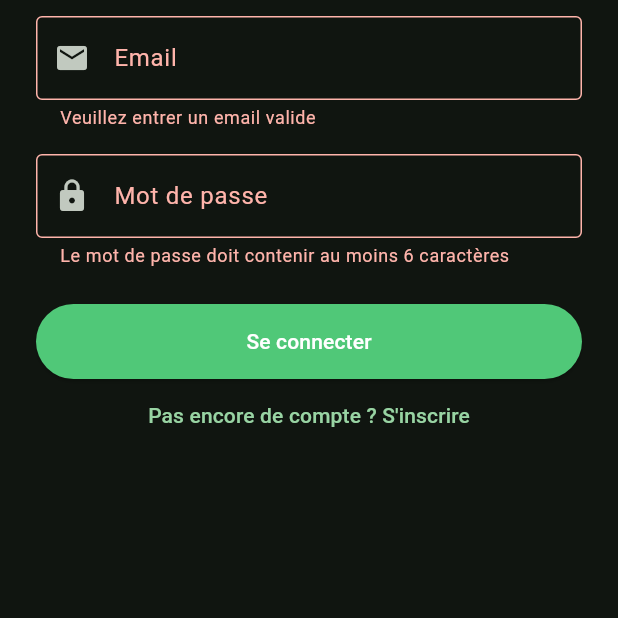
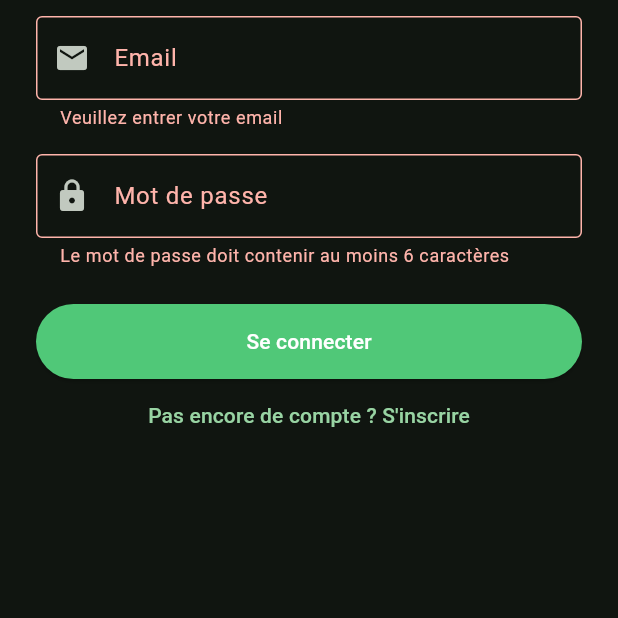
Before and after one commit to ola-cpu/finacial, a Flutter app: the screen it shows after launch, after a tap on "Se connecter", on a phone screen of 412 x 824 dp, the part 530-1148 px from its top. Run offline on Flutter 3.47's test engine with Material 3 defaults, Android fonts, the phone set to English and light mode, and no system bars; our stand-ins replace fl_chart, flutter_riverpod, flutter_secure_storage, go_router, hive_flutter, pdf and 1 more; accounts and stored records are empty.

Commit message:
fix: resolve 429 Too Many Requests in auth and improve routing
- Added loading guard in `LoginPage._submit` to prevent concurrent auth requests.
- Implemented robust email regex validation to reduce 400 errors.
- Localized auth error messages to French, with specific handling for 429 status code.
- Added `redirect` logic in `GoRouter` to handle session-based navigation.
- Removed unused import in `app_router.dart`.

Co-authored-by: ola-cpu <68545167+ola-cpu@users.noreply.github.com>

```diff
--- a/lib/features/auth/presentation/login_page.dart
+++ b/lib/features/auth/presentation/login_page.dart
@@ -25,6 +25,7 @@ class _LoginPageState extends ConsumerState<LoginPage> {
   }
 
   Future<void> _submit() async {
+    if (ref.read(authControllerProvider).isLoading) return;
     if (!_formKey.currentState!.validate()) return;
 
     final email = _emailController.text.trim();
@@ -39,14 +40,16 @@ class _LoginPageState extends ConsumerState<LoginPage> {
     if (mounted) {
       final authState = ref.read(authControllerProvider);
       if (authState.hasError) {
-        String message = authState.error.toString();
+        String message = 'Une erreur est survenue';
         if (authState.error is AuthException) {
           final authException = authState.error as AuthException;
           if (authException.statusCode == '429') {
-            message = 'Too many requests. Please wait a moment and try again.';
+            message = 'Trop de tentatives. Veuillez patienter un instant et réessayer.';
           } else {
             message = authException.message;
           }
+        } else {
+          message = authState.error.toString();
         }
         ScaffoldMessenger.of(context).showSnackBar(
           SnackBar(
@@ -90,7 +93,11 @@ class _LoginPageState extends ConsumerState<LoginPage> {
                   ),
                   keyboardType: TextInputType.emailAddress,
                   validator: (value) {
-                    if (value == null || value.isEmpty || !value.contains('@')) {
+                    if (value == null || value.isEmpty) {
+                      return 'Veuillez entrer votre email';
+                    }
+                    final emailRegex = RegExp(r'^[a-zA-Z0-9._%+-]+@[a-zA-Z0-9.-]+\.[a-zA-Z]{2,}$');
+                    if (!emailRegex.hasMatch(value)) {
                       return 'Veuillez entrer un email valide';
                     }
                     return null;
--- a/lib/routes/app_router.dart
+++ b/lib/routes/app_router.dart
@@ -1,5 +1,5 @@
-import 'package:flutter/material.dart';
 import 'package:go_router/go_router.dart';
+import 'package:supabase_flutter/supabase_flutter.dart';
 
 import '../features/auth/presentation/login_page.dart';
 import '../features/dashboard/presentation/dashboard_page.dart';
@@ -11,6 +11,20 @@ import '../features/analytics/presentation/analytics_page.dart';
 
 final appRouter = GoRouter(
   initialLocation: '/login',
+  redirect: (context, state) {
+    final session = Supabase.instance.client.auth.currentSession;
+    final isLoggingIn = state.matchedLocation == '/login';
+
+    if (session == null) {
+      return isLoggingIn ? null : '/login';
+    }
+
+    if (isLoggingIn) {
+      return '/dashboard';
+    }
+
+    return null;
+  },
   routes: [
     GoRoute(
       path: '/login',
```
